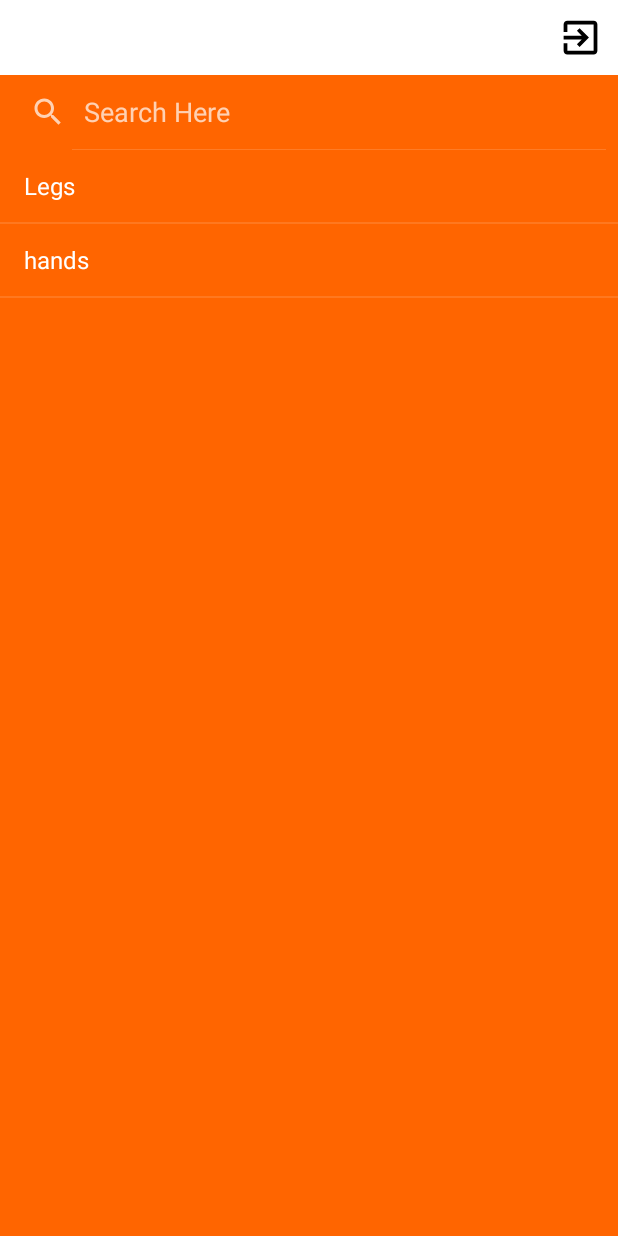
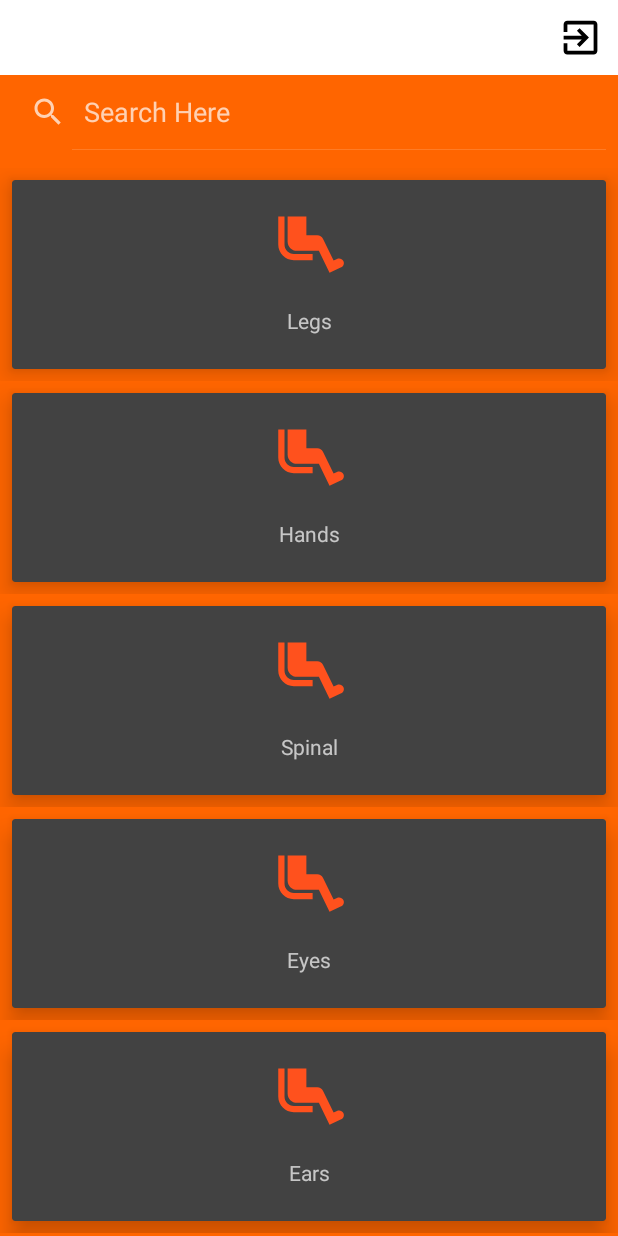
Before and after one commit to Furni-for-all/Furni-android, an Android app: the screen it shows after launch once a user with an empty profile is signed in (Dashboard), on a phone screen of 412 x 824 dp. Run offline under Robolectric (Android 15) with nearby library versions, the phone set to English and light mode, and no system bars; our stand-ins replace Firebase (no records; nobody signed in at launch, a user with empty details on screens opened directly); 2 statements that could not run were skipped.

Commit message:
Search bar and Grids added

```diff
--- /dev/null
+++ b/app/src/main/java/com/example/furni/Adapter.java
@@ -0,0 +1,64 @@
+package com.example.furni;
+
+import android.content.Context;
+import android.view.LayoutInflater;
+import android.view.View;
+import android.view.ViewGroup;
+import android.widget.ImageView;
+import android.widget.TextView;
+import android.widget.Toast;
+
+import org.w3c.dom.Text;
+
+import java.util.List;
+
+import androidx.annotation.NonNull;
+import androidx.recyclerview.widget.RecyclerView;
+
+public class Adapter extends RecyclerView.Adapter<Adapter.ViewHolder>{
+
+    List<String> titles;
+    List<Integer> images;
+    LayoutInflater inflater;
+    public Adapter(Context ctx, List<String> titles, List<Integer> images){
+
+        this.titles = titles;
+        this.images = images;
+        this.inflater = LayoutInflater.from(ctx);
+    }
+
+    @NonNull
+    @Override
+    public ViewHolder onCreateViewHolder(@NonNull ViewGroup parent, int viewType) {
+        View view = inflater.inflate(R.layout.custom_grid_layout,parent,false);
+        return new ViewHolder(view);
+    }
+
+    @Override
+    public void onBindViewHolder(@NonNull ViewHolder holder, int position) {
+        holder.title.setText(titles.get(position));
+        holder.gridIcon.setImageResource(images.get(position));
+    }
+
+    @Override
+    public int getItemCount() {
+        return titles.size();
+    }
+
+    public class ViewHolder extends RecyclerView.ViewHolder{
+        TextView title;
+        ImageView gridIcon;
+        public ViewHolder(@NonNull View itemView) {
+            super(itemView);
+            title = itemView.findViewById(R.id.textView);
+            gridIcon = itemView.findViewById(R.id.imageView);
+
+            itemView.setOnClickListener(new View.OnClickListener() {
+                @Override
+                public void onClick(View view) {
+                    Toast.makeText(view.getContext(), "Clicked -->" +getAdapterPosition(), Toast.LENGTH_SHORT).show();
+                }
+            });
+        }
+    }
+}
--- a/app/src/main/java/com/example/furni/Dashboard.java
+++ b/app/src/main/java/com/example/furni/Dashboard.java
@@ -2,6 +2,8 @@ package com.example.furni;
 
 import androidx.annotation.NonNull;
 import androidx.appcompat.app.AppCompatActivity;
+import androidx.recyclerview.widget.GridLayoutManager;
+import androidx.recyclerview.widget.RecyclerView;
 
 import android.content.Intent;
 import android.graphics.Color;
@@ -14,6 +16,7 @@ import android.view.View;
 import android.widget.ArrayAdapter;
 import android.widget.Button;
 import android.widget.Filterable;
+import android.widget.GridLayout;
 import android.widget.ImageView;
 import android.widget.ListView;
 import android.widget.SearchView;
@@ -32,6 +35,7 @@ import com.google.firebase.auth.FirebaseUser;
 
 
 import java.util.ArrayList;
+import java.util.List;
 
 public class Dashboard extends AppCompatActivity {
 
@@ -41,10 +45,12 @@ public class Dashboard extends AppCompatActivity {
     GoogleSignInClient mGoogleSignInClient;
     private FirebaseAuth.AuthStateListener firebaseAuthListener;
     SearchView mySearchView;
-    ListView myList;
-    ArrayList<String> list;
-    ArrayAdapter<String> adapter;
-    private static String [] SUGGESTION = new String[] {"Legs, Hands"};
+    RecyclerView myList;
+    List<String> titles;
+    List<Integer> images;
+    Adapter adapter;
+//    ArrayList<String> list;
+//    ArrayAdapter<String> adapter;
     @Override
     protected void onCreate(Bundle savedInstanceState) {
         super.onCreate(savedInstanceState);
@@ -75,28 +81,51 @@ public class Dashboard extends AppCompatActivity {
         mySearchView = findViewById(R.id.search_bar);
 
         myList = findViewById(R.id.myList);
-        list = new ArrayList<String>();
-        list.add("Legs");
-        list.add("hands");
 
-        adapter = new ArrayAdapter<>(this,android.R.layout.simple_list_item_1,list);
+        titles = new ArrayList<>();
+        images = new ArrayList<>();
 
+        titles.add("Legs");
+        titles.add("Hands");
+        titles.add("Spinal");
+        titles.add("Eyes");
+        titles.add("Ears");
+        titles.add("Dwarf");
+
+        images.add(R.drawable.legs);
+        images.add(R.drawable.legs);
+        images.add(R.drawable.legs);
+        images.add(R.drawable.legs);
+        images.add(R.drawable.legs);
+        images.add(R.drawable.legs);
+
+        adapter = new Adapter(this, titles,images);
+
+        GridLayoutManager gridLayoutManager = new GridLayoutManager(this,1,GridLayoutManager.VERTICAL,false);
+        myList.setLayoutManager(gridLayoutManager);
         myList.setAdapter(adapter);
-
-
-        mySearchView.setOnQueryTextListener(new SearchView.OnQueryTextListener() {
-            @Override
-            public boolean onQueryTextSubmit(String s) {
-                return false;
-            }
-
-            @Override
-            public boolean onQueryTextChange(String s) {
-
-                adapter.getFilter().filter(s);
-                return false;
-            }
-        });
+//        list = new ArrayList<String>();
+//        list.add("Legs");
+//        list.add("hands");
+//
+//        adapter = new ArrayAdapter<>(this,android.R.layout.simple_list_item_1,list);
+//
+//        myList.setAdapter(adapter);
+//
+//
+//        mySearchView.setOnQueryTextListener(new SearchView.OnQueryTextListener() {
+//            @Override
+//            public boolean onQueryTextSubmit(String s) {
+//                return false;
+//            }
+//
+//            @Override
+//            public boolean onQueryTextChange(String s) {
+//
+//                adapter.getFilter().filter(s);
+//                return false;
+//            }
+//        });
 
         signout = findViewById(R.id.signout_button);
         signout.setOnClickListener(new View.OnClickListener() {
--- /dev/null
+++ b/app/src/main/res/drawable/legs.xml
@@ -0,0 +1,5 @@
+<vector android:height="24dp" android:tint="#FF511D"
+    android:viewportHeight="24" android:viewportWidth="24"
+    android:width="24dp" xmlns:android="http://schemas.android.com/apk/res/android">
+    <path android:fillColor="@android:color/white" android:pathData="M4,12L4,3L2,3v9c0,2.76 2.24,5 5,5h6v-2L7,15c-1.66,0 -3,-1.34 -3,-3zM22.83,17.24c-0.38,-0.72 -1.29,-0.97 -2.03,-0.63l-1.09,0.5 -3.41,-6.98c-0.34,-0.68 -1.03,-1.12 -1.79,-1.12L11,9L11,3L5,3v8c0,1.66 1.34,3 3,3h7l3.41,7 3.72,-1.7c0.77,-0.36 1.1,-1.3 0.7,-2.06z"/>
+</vector>
--- a/app/src/main/res/layout/activity_dashboard.xml
+++ b/app/src/main/res/layout/activity_dashboard.xml
@@ -53,12 +53,19 @@
         android:layout_marginBottom="632dp"
         android:id="@+id/search_bar"/>
 
-    <ListView
+    <androidx.recyclerview.widget.RecyclerView
+        android:id="@+id/myList"
         android:layout_width="match_parent"
-        android:layout_height="fill_parent"
+        android:layout_height="match_parent"
         android:layout_below="@+id/search_bar"
-        android:layout_marginTop="-632dp"
-        android:id="@+id/myList"/>
+        android:layout_marginTop="-620dp" />
+    <!--
+        <RecyclerView
+            android:layout_width="match_parent"
+            android:layout_height="fill_parent"
+            android:layout_below="@+id/search_bar"
+            android:layout_marginTop="-632dp"
+            android:id="@+id/myList"/>-->
 
 
     <!--    <Button-->
--- /dev/null
+++ b/app/src/main/res/layout/custom_grid_layout.xml
@@ -0,0 +1,52 @@
+<?xml version="1.0" encoding="utf-8"?>
+<androidx.constraintlayout.widget.ConstraintLayout xmlns:android="http://schemas.android.com/apk/res/android"
+    xmlns:app="http://schemas.android.com/apk/res-auto"
+    xmlns:tools="http://schemas.android.com/tools"
+    android:layout_width="match_parent"
+    android:layout_height="wrap_content">
+
+    <androidx.cardview.widget.CardView
+        android:layout_width="0dp"
+        android:layout_height="wrap_content"
+        android:layout_marginStart="8dp"
+        android:layout_marginTop="8dp"
+        android:layout_marginEnd="8dp"
+        android:layout_marginBottom="8dp"
+        app:cardCornerRadius="2dp"
+        app:cardElevation="10dp"
+        app:contentPadding="10dp"
+        app:layout_constraintBottom_toBottomOf="parent"
+        app:layout_constraintEnd_toEndOf="parent"
+        app:layout_constraintHorizontal_bias="0.0"
+        app:layout_constraintStart_toStartOf="parent"
+        app:layout_constraintTop_toTopOf="parent"
+        tools:ignore="MissingConstraints">
+
+        <androidx.constraintlayout.widget.ConstraintLayout
+            android:layout_width="match_parent"
+            android:layout_height="106dp">
+
+            <ImageView
+                android:id="@+id/imageView"
+                android:layout_width="50dp"
+                android:layout_height="50dp"
+                android:layout_marginStart="8dp"
+                android:layout_marginTop="8dp"
+                android:layout_marginEnd="8dp"
+                app:layout_constraintEnd_toEndOf="parent"
+                app:layout_constraintStart_toStartOf="parent"
+                app:layout_constraintTop_toTopOf="parent"
+                tools:srcCompat="@tools:sample/backgrounds/scenic" />
+
+            <TextView
+                android:id="@+id/textView"
+                android:layout_width="wrap_content"
+                android:layout_height="wrap_content"
+                android:layout_marginTop="16dp"
+                android:text="First"
+                app:layout_constraintEnd_toEndOf="parent"
+                app:layout_constraintStart_toStartOf="parent"
+                app:layout_constraintTop_toBottomOf="@+id/imageView" />
+        </androidx.constraintlayout.widget.ConstraintLayout>
+    </androidx.cardview.widget.CardView>
+</androidx.constraintlayout.widget.ConstraintLayout>
```
